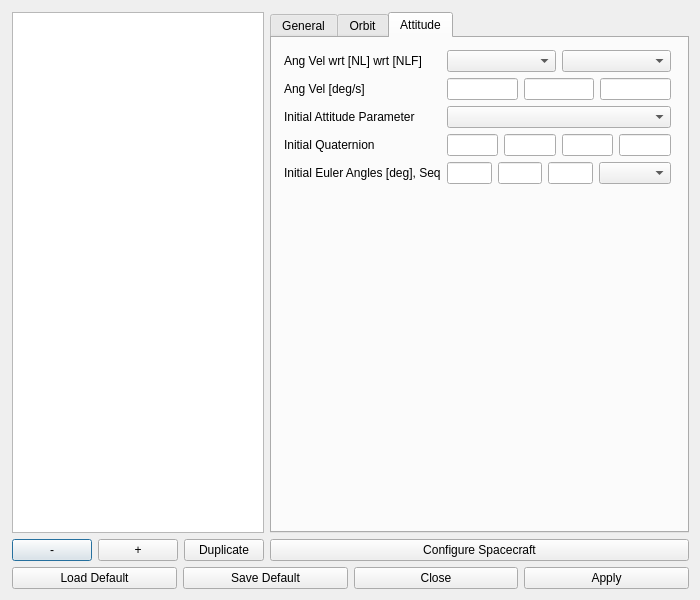
Old version of the form dsm_gui/spc_menu.ui in the repository pavelgalchenko/dsm_gui.
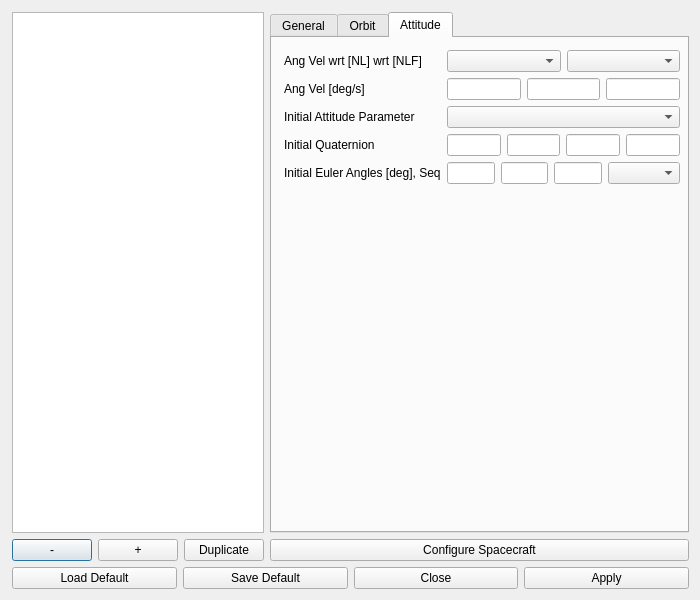
New version of the form.

Commit message: Renamed some windows from default "Dialog"

What changed in the file:
```diff
--- a/dsm_gui/spc_menu.ui
+++ b/dsm_gui/spc_menu.ui
@@ -329,7 +329,7 @@
              <rect>
               <x>0</x>
               <y>0</y>
-              <width>411</width>
+              <width>420</width>
               <height>511</height>
              </rect>
             </property>
```
Left out of the diff: 2 changed lines with no effect on the pictures. The commit also changes 4 other files.
